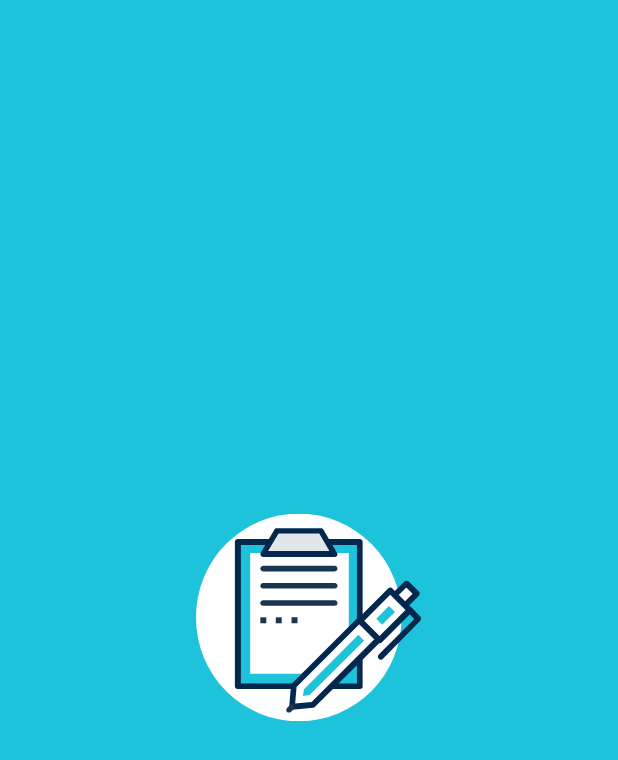
After one commit to axellageraldinc/Absensy, an Android app: the SplashScreenActivity screen opened directly, with no data from a screen before it, on a phone screen of 412 x 824 dp. The commit adds this screen. Shown: the top 760 px of the screen. Run offline under Robolectric (Android 15) with nearby library versions, the phone set to English and light mode, and no system bars; 1 statement that could not run was skipped.

Commit message:
Added splash screen

```diff
--- a/app/src/main/AndroidManifest.xml
+++ b/app/src/main/AndroidManifest.xml
@@ -9,13 +9,15 @@
         android:roundIcon="@mipmap/ic_launcher"
         android:supportsRtl="true"
         android:theme="@style/NoAppBar">
-    <activity android:name=".activity.MainActivity">
+        <activity
+            android:name=".activity.SplashScreenActivity"
+            android:theme="@style/SplashTheme">
             <intent-filter>
                 <action android:name="android.intent.action.MAIN"/>
-
                 <category android:name="android.intent.category.LAUNCHER"/>
             </intent-filter>
         </activity>
+        <activity android:name=".activity.MainActivity"/>
     </application>
 
 </manifest>
--- /dev/null
+++ b/app/src/main/java/ppl/com/absensy/activity/SplashScreenActivity.java
@@ -0,0 +1,18 @@
+package ppl.com.absensy.activity;
+
+import android.content.Intent;
+import android.os.Bundle;
+import android.support.annotation.Nullable;
+import android.support.v7.app.AppCompatActivity;
+
+import ppl.com.absensy.R;
+
+public class SplashScreenActivity extends AppCompatActivity {
+
+    @Override
+    protected void onCreate(@Nullable Bundle savedInstanceState) {
+        super.onCreate(savedInstanceState);
+        startActivity(new Intent(this, MainActivity.class));
+        finish();
+    }
+}
--- /dev/null
+++ b/app/src/main/res/drawable/splash_screen_background.xml
@@ -0,0 +1,7 @@
+<?xml version="1.0" encoding="utf-8"?>
+<layer-list xmlns:android="http://schemas.android.com/apk/res/android">
+    <item android:drawable="@color/colorPrimary"/>
+    <item
+        android:gravity="center"
+        android:drawable="@drawable/ic_logo"/>
+</layer-list>
--- a/app/src/main/res/values/styles.xml
+++ b/app/src/main/res/values/styles.xml
@@ -18,4 +18,8 @@
   <style name="AppTheme.AppBarOverlay" parent="ThemeOverlay.AppCompat.Dark.ActionBar"/>
   <style name="AppTheme.PopupOverlay" parent="ThemeOverlay.AppCompat.Light"/>
 
+  <style name="SplashTheme" parent="Theme.AppCompat.NoActionBar">
+    <item name="android:windowBackground">@drawable/splash_screen_background</item>
+  </style>
+
 </resources>
```
Lines whose indentation alone changed are shown as unchanged.
